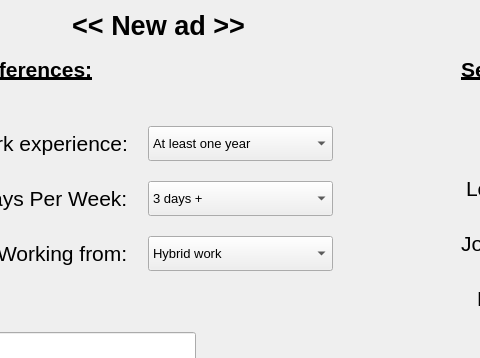
IvnGenza/EasyJob_39, file ui/new_ad.ui: the form before one commit; both pictures show x 521 to 1001 and y 0 to 358 of the 1317 by 854 pixel window.
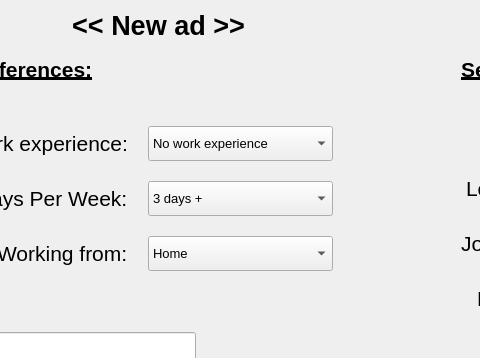
The form after the commit.

Commit message: fixing the advanced search ui and adding the ability to open the advanced search window

```diff
--- a/ui/new_ad.ui
+++ b/ui/new_ad.ui
@@ -320,6 +320,11 @@
             <property name="styleSheet">
              <string notr="true"/>
             </property>
+            <item>
+             <property name="text">
+              <string>No work experience</string>
+             </property>
+            </item>
             <item>
              <property name="text">
               <string>At least one year</string>
@@ -429,6 +434,11 @@
             <property name="styleSheet">
              <string notr="true"/>
             </property>
+            <item>
+             <property name="text">
+              <string>Home</string>
+             </property>
+            </item>
             <item>
              <property name="text">
               <string>Hybrid work</string>
```
Left out of the diff: 20 changed lines with no effect on the pictures. The commit also changes 5 other files.
